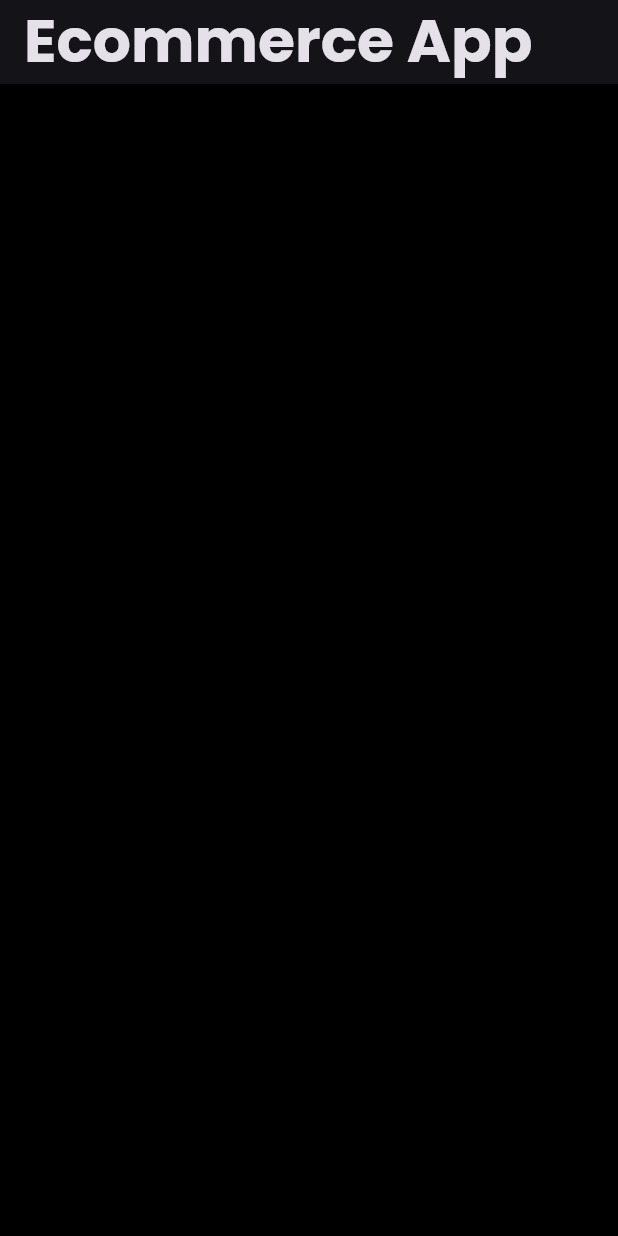
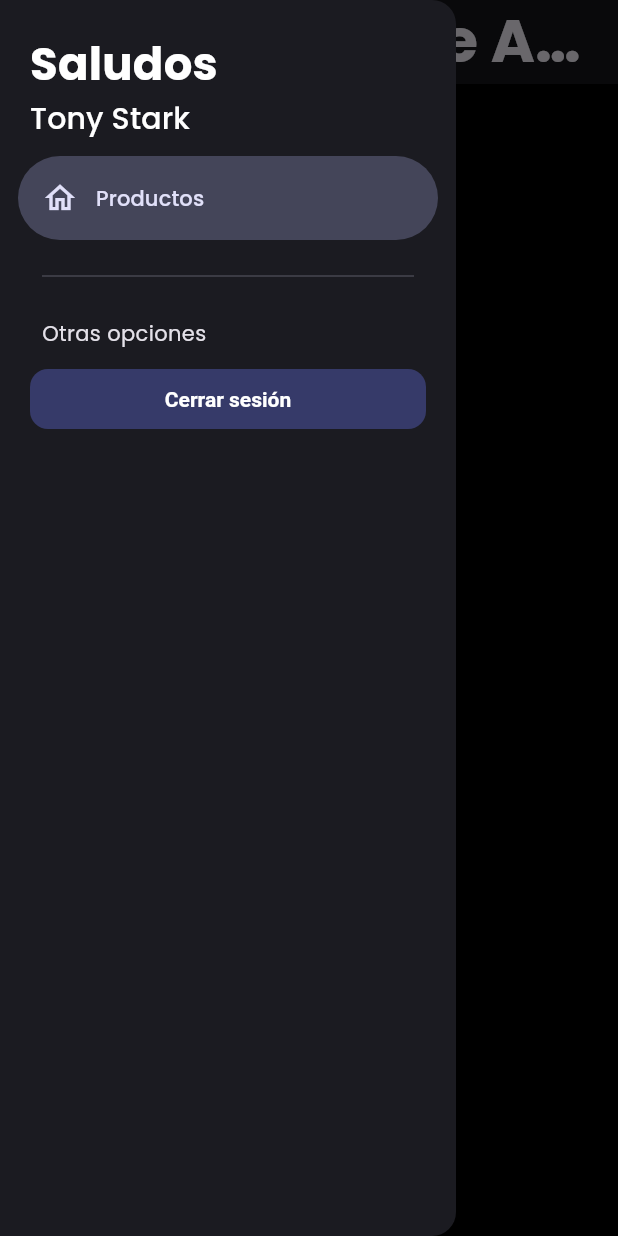
Before and after one commit to thewasta/flutter_teslo_app, a Flutter app: the HomeScreen screen opened by its route, with the side drawer open (before the commit the screen has no drawer), on a phone screen of 412 x 824 dp. Run offline on Flutter 3.47's test engine with Material 3 defaults, Android fonts, the phone set to English and light mode, and no system bars; our stand-ins replace dio, equatable, flutter_dotenv, flutter_riverpod, go_router, google_fonts and 1 more; accounts and stored records are empty.

Commit message:
feat: home screen base setup

```diff
--- a/lib/src/shared/presentation/screens/home_screen.dart
+++ b/lib/src/shared/presentation/screens/home_screen.dart
@@ -5,6 +5,66 @@ class HomeScreen extends StatelessWidget {
 
   @override
   Widget build(BuildContext context) {
-    return Scaffold(appBar: AppBar(title: const Text("Ecommerce App")));
+    final scaffoldKey = GlobalKey<ScaffoldState>();
+    return Scaffold(
+      appBar: AppBar(title: const Text("Ecommerce App")),
+      drawer: SideMenu(scaffoldKey: scaffoldKey),
+    );
   }
 }
+
+class SideMenu extends StatefulWidget {
+  final GlobalKey<ScaffoldState> scaffoldKey;
+
+  const SideMenu({super.key, required this.scaffoldKey});
+
+  @override
+  State<SideMenu> createState() => _SideMenuState();
+}
+
+class _SideMenuState extends State<SideMenu> {
+  int navDrawerIndex = 0;
+
+  @override
+  Widget build(BuildContext context) {
+    final hasNotch = MediaQuery.of(context).viewPadding.top > 35;
+    final textStyles = Theme.of(context).textTheme;
+
+    return NavigationDrawer(
+      elevation: 1,
+      selectedIndex: navDrawerIndex,
+      onDestinationSelected: (value) {
+        setState(() {
+          navDrawerIndex = value;
+        });
+      },
+      children: <Widget>[
+        Padding(
+          padding: EdgeInsets.fromLTRB(20, hasNotch ? 0 : 20, 16, 0),
+          child: Text('Saludos', style: textStyles.titleMedium),
+        ),
+        Padding(
+          padding: const EdgeInsets.fromLTRB(20, 0, 16, 10),
+          child: Text('Tony Stark', style: textStyles.titleSmall),
+        ),
+        const NavigationDrawerDestination(
+          icon: Icon(Icons.home_outlined),
+          label: Text('Productos'),
+        ),
+
+        const Padding(
+          padding: EdgeInsets.fromLTRB(28, 16, 28, 10),
+          child: Divider(),
+        ),
+        const Padding(
+          padding: EdgeInsets.fromLTRB(28, 10, 16, 10),
+          child: Text('Otras opciones'),
+        ),
+        Padding(
+          padding: const EdgeInsets.symmetric(horizontal: 20),
+          child: FilledButton(onPressed: () {}, child: Text('Cerrar sesión')),
+        ),
+      ],
+    );
+  }
+}
```
